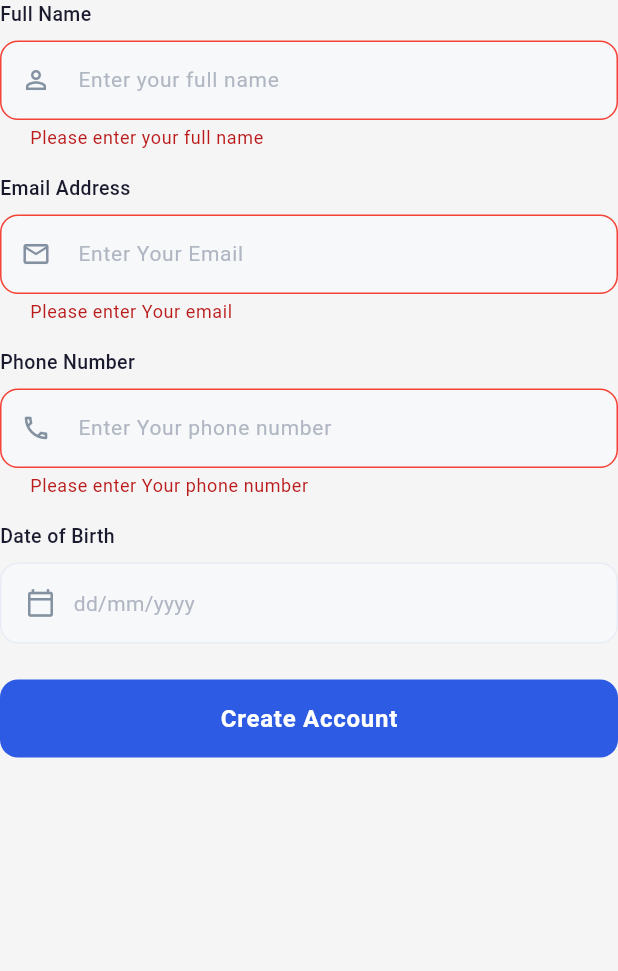
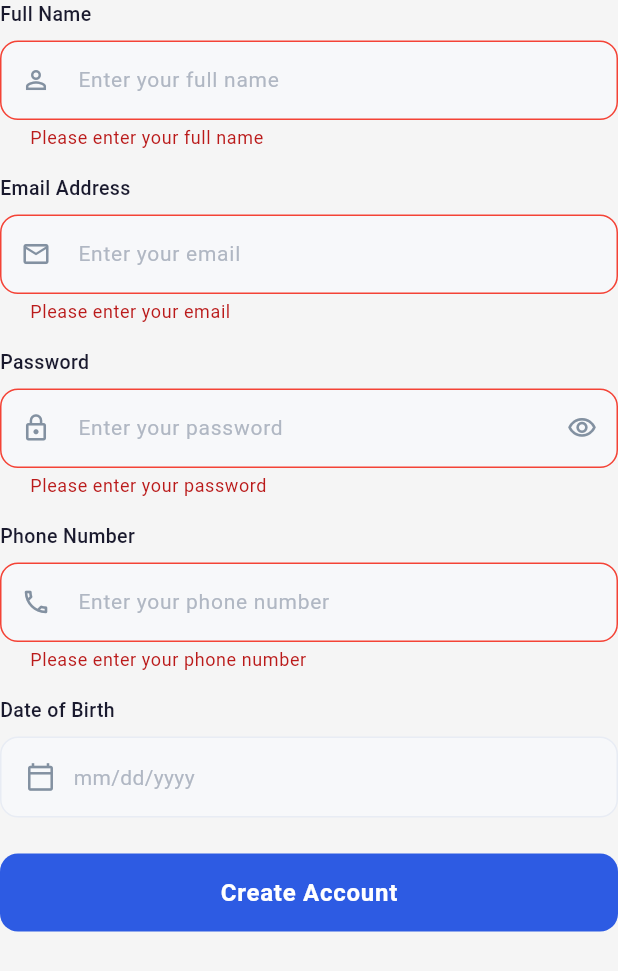
Before and after one commit to dwikidyp/e_hospital_service, a Flutter app: the SignUpScreen widget shown alone on an empty page, opened directly, after a tap on "Create Account", on a phone screen of 412 x 824 dp. Shown: the top 971 px of the screen. Run offline on Flutter 3.47's test engine with Material 3 defaults, Android fonts, the light colour scheme and no system bars; accounts and stored records are empty; Roboto replaces fonts that are missing (Poppins).

Commit message:
Update Signup Screen

```diff
--- a/lib/screens/auth/signup_screen.dart
+++ b/lib/screens/auth/signup_screen.dart
@@ -1,8 +1,10 @@
 import 'package:e_hospital_service/constants/app_colors.dart';
 import 'package:e_hospital_service/constants/app_text_styles.dart';
+import 'package:e_hospital_service/providers/auth_provider.dart';
 import 'package:e_hospital_service/widgets/custom_input_field.dart';
 import 'package:e_hospital_service/widgets/primary_button.dart';
 import 'package:flutter/material.dart';
+import 'package:provider/provider.dart';
 
 class SignUpScreen extends StatefulWidget {
   const SignUpScreen({Key? key}) : super(key: key);
@@ -18,7 +20,6 @@ class _SignUpScreenState extends State<SignUpScreen> {
   final _passwordController = TextEditingController();
   final _phoneController = TextEditingController();
   DateTime? _selectedDate;
-  bool _isLoading = false;
 
   @override
   void dispose() {
@@ -29,41 +30,49 @@ class _SignUpScreenState extends State<SignUpScreen> {
     super.dispose();
   }
 
-  Future<void> _selectDate(BuildContext context) async {
-    final DateTime? picked = await showDatePicker(
+  Future<void> _selectDate() async {
+    final picked = await showDatePicker(
         context: context,
         initialDate: DateTime(2010, 1, 1),
         firstDate: DateTime(1960),
         lastDate: DateTime.now(),
-      builder: (context, child) {
-        return Theme(
-          data: Theme.of(context).copyWith(
-            colorScheme: const ColorScheme.light(primary: AppColors.primary),
-          ),
-          child: child!,
+        builder: (ctx, child) => Theme(
+            data: Theme.of(ctx).copyWith(
+                colorScheme: const ColorScheme.light(
+              primary: AppColors.primary,
+            )),
+            child: child!));
+    if (picked != null)
+      setState(
+        () => _selectedDate = picked,
       );
-      },
-    );
-    if (picked != null) {
-      setState(() => _selectedDate = picked);
-    }
   }
 
-  void _handleCreateAccount() async {
-    if (_formKey.currentState?.validate() ?? false) {
-      setState(() => _isLoading = true);
-      // sign up logic
-      await Future.delayed(const Duration(seconds: 2));
-      setState(() => _isLoading = false);
+  Future<void> _handleCreateAccount() async {
+    if (!(_formKey.currentState?.validate() ?? false)) return;
+    final authProvider = context.read<AuthProvider>();
+    final success = await authProvider.register(
+        fullName: _nameController.text.trim(),
+        email: _emailController.text.trim(),
+        password: _passwordController.text,
+        phoneNumber: _phoneController.text.trim(),
+        dateOfBirth: _selectedDate);
+    if (!success && mounted) {
+      ScaffoldMessenger.of(context).showSnackBar(SnackBar(
+        content: Text(authProvider.errorMessage ?? 'Registrasi gagal'),
+        backgroundColor: Colors.red.shade600,
+        behavior: SnackBarBehavior.floating,
+        shape: RoundedRectangleBorder(
+            borderRadius: BorderRadiusGeometry.circular(10)),
+      ));
+      authProvider.clearError();
     }
-  }
-
-  String _formatDate(DateTime date) {
-    return '${date.day.toString().padLeft(2, '0')}/${date.month.toString().padLeft(2, '0')}/${date.year}';
   }
 
   @override
   Widget build(BuildContext context) {
+    return Consumer<AuthProvider>(
+      builder: (context, auth, _) {
         return SingleChildScrollView(
           child: Form(
             key: _formKey,
@@ -75,83 +84,61 @@ class _SignUpScreenState extends State<SignUpScreen> {
                   hintText: 'Enter your full name',
                   prefixIcon: Icons.person_outline,
                   controller: _nameController,
-              validator: (value) {
-                if (value == null || value.isEmpty) {
-                  return 'Please enter your full name';
-                }
+                  validator: (v) => (v == null || v.isEmpty)
+                      ? 'Please enter your full name'
+                      : null,
+                ),
+                const SizedBox(height: 16),
+                CustomInputField(
+                  label: 'Email Address',
+                  hintText: 'Enter your email',
+                  prefixIcon: Icons.email_outlined,
+                  keyboardType: TextInputType.emailAddress,
+                  controller: _emailController,
+                  validator: (v) {
+                    if (v == null || v.isEmpty)
+                      return 'Please enter your email';
+                    if (!RegExp(r'^[\w-\.]+@([\w-]+\.)+[\w-]{2,4}$')
+                        .hasMatch(v)) return 'Please enter a valid email';
                     return null;
                   },
                 ),
                 const SizedBox(height: 16),
                 CustomInputField(
-              label: 'Email Address',
-              hintText: 'Enter Your Email',
-              prefixIcon: Icons.email_outlined,
-              keyboardType: TextInputType.emailAddress,
-              controller: _emailController,
-              validator: (value) {
-                if (value == null || value.isEmpty) {
-                  return 'Please enter Your email';
-                }
-                if (!RegExp(
-                  r'^[\w-\.]+@([\w-]+\.)+[\w-]{2,4}$',
-                ).hasMatch(value)) {
-                  return 'Please enter a valid email';
-                }
+                  label: 'Password',
+                  hintText: 'Enter your password',
+                  prefixIcon: Icons.lock_outline,
+                  isPassword: true,
+                  controller: _passwordController,
+                  validator: (v) {
+                    if (v == null || v.isEmpty)
+                      return 'Please enter your password';
+                    if (v.length < 6)
+                      return 'Password must be at least 6 characters';
                     return null;
                   },
                 ),
                 const SizedBox(height: 16),
                 CustomInputField(
                   label: 'Phone Number',
-              hintText: 'Enter Your phone number',
+                  hintText: 'Enter your phone number',
                   prefixIcon: Icons.phone_outlined,
                   keyboardType: TextInputType.phone,
                   controller: _phoneController,
-              validator: (value) {
-                if (value == null || value.isEmpty) {
-                  return 'Please enter Your phone number';
-                }
-                return null;
-              },
+                  validator: (v) => (v == null || v.isEmpty)
+                      ? 'Please enter your phone number'
+                      : null,
                 ),
                 const SizedBox(height: 16),
-            _DateOfBirthField(
-              selectedDate: _selectedDate,
-              onTap: () => _selectDate(context),
-            ),
-            const SizedBox(height: 24),
-            PrimaryButton(
-              text: 'Create Account',
-              onPressed: _handleCreateAccount,
-              isLoading: _isLoading,
-            ),
-          ],
-        ),
-      ),
-    );
-  }
-}
-
-class _DateOfBirthField extends StatelessWidget {
-  const _DateOfBirthField({required this.selectedDate, required this.onTap});
-
-  final DateTime? selectedDate;
-  final VoidCallback onTap;
-
-  String _formatDate(DateTime date) {
-    return '${date.day.toString().padLeft(2, '0')}/${date.month.toString().padLeft(2, '0')}/${date.year}';
-  }
-
-  @override
-  Widget build(BuildContext context) {
-    return Column(
+                // Date of Birth
+                Column(
                   crossAxisAlignment: CrossAxisAlignment.start,
                   children: [
-        const Text('Date of Birth', style: AppTextStyles.inputLabel),
+                    const Text('Date of Birth',
+                        style: AppTextStyles.inputLabel),
                     const SizedBox(height: 8),
                     GestureDetector(
-          onTap: onTap,
+                      onTap: _selectDate,
                       child: Container(
                         height: 54,
                         padding: const EdgeInsets.symmetric(horizontal: 16),
@@ -162,21 +149,17 @@ class _DateOfBirthField extends StatelessWidget {
                         ),
                         child: Row(
                           children: [
-                const Icon(
-                  Icons.calendar_today_outlined,
-                  color: AppColors.textSecondary,
-                  size: 20,
-                ),
+                            const Icon(Icons.calendar_today_outlined,
+                                color: AppColors.textSecondary, size: 20),
                             const SizedBox(width: 12),
                             Text(
-                  selectedDate != null
-                      ? _formatDate(selectedDate!)
-                      : 'dd/mm/yyyy',
-                  style: selectedDate != null
+                              _selectedDate != null
+                                  ? '${_selectedDate!.month.toString().padLeft(2, '0')}/${_selectedDate!.day.toString().padLeft(2, '0')}/${_selectedDate!.year}'
+                                  : 'mm/dd/yyyy',
+                              style: _selectedDate != null
                                   ? const TextStyle(
                                       fontSize: 14,
-                          color: AppColors.textPrimary,
-                        )
+                                      color: AppColors.textPrimary)
                                   : AppTextStyles.inputHint,
                             ),
                           ],
@@ -184,6 +167,17 @@ class _DateOfBirthField extends StatelessWidget {
                       ),
                     ),
                   ],
+                ),
+                const SizedBox(height: 24),
+                PrimaryButton(
+                    text: 'Create Account',
+                    onPressed: _handleCreateAccount,
+                    isLoading: auth.isLoading),
+              ],
+            ),
+          ),
+        );
+      },
     );
   }
 }
```
Lines whose indentation alone changed are shown as unchanged.
